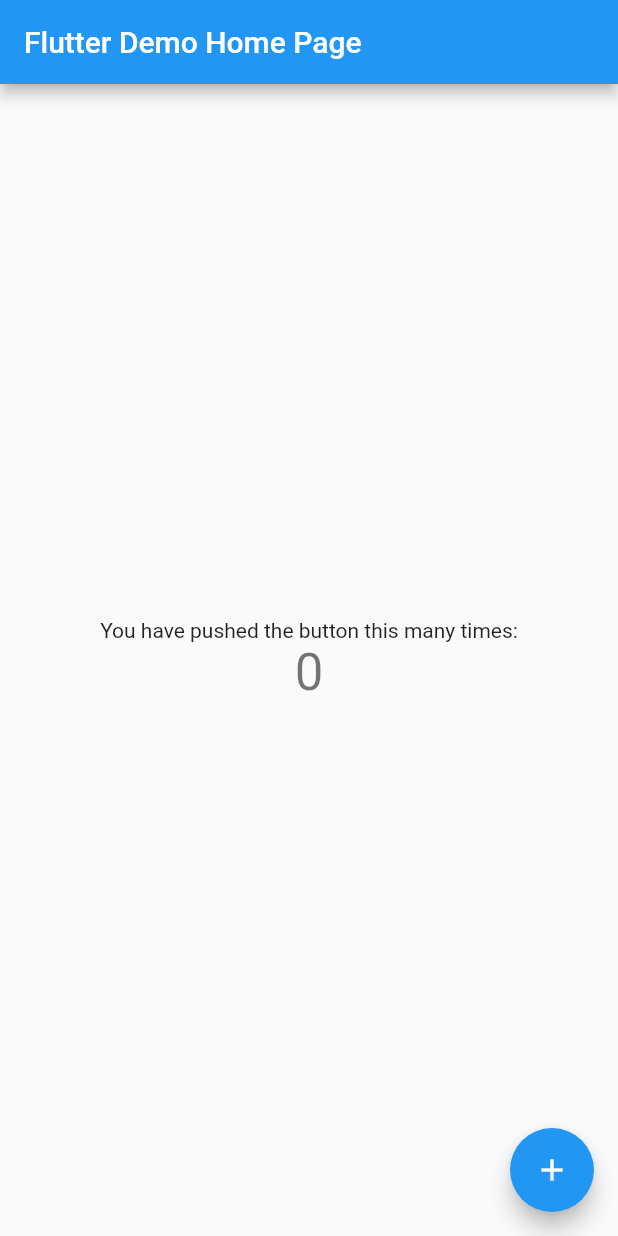
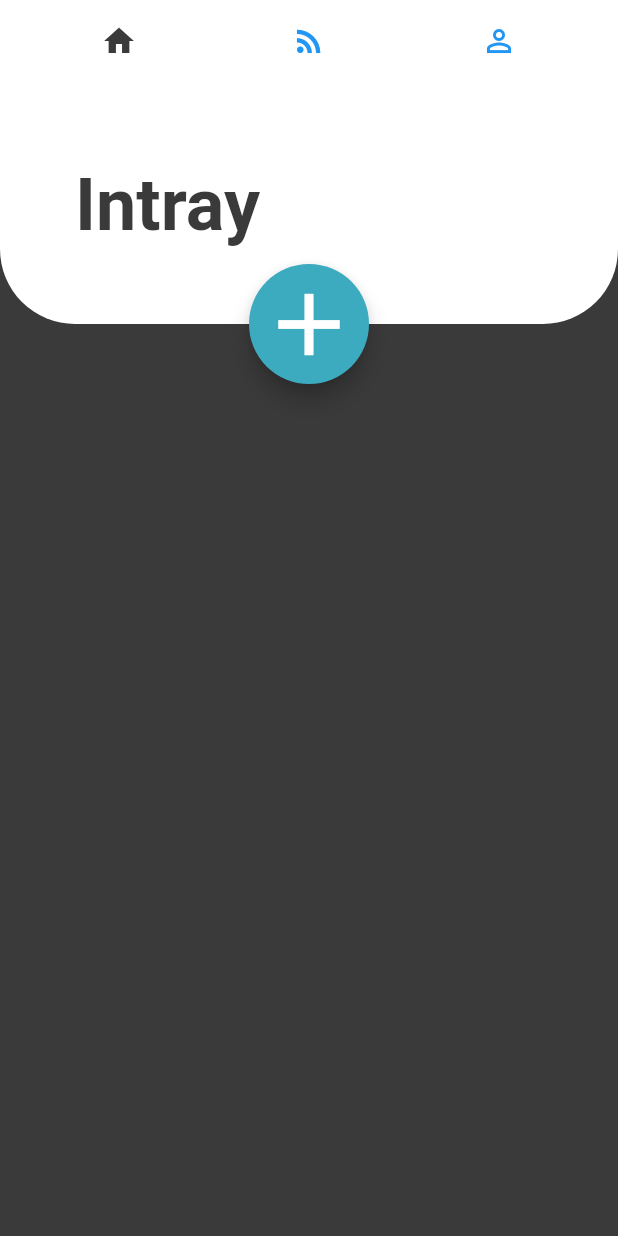
Before and after one commit to NoobDeveloper412/Productivity-App, a Flutter app: the screen it shows after launch, on a phone screen of 412 x 824 dp. Run offline on Flutter 3.47's test engine with Material 2 defaults, Android fonts, the phone set to English and light mode, and no system bars.

Commit message:
Added the intray for the app.

```diff
--- a/productivity_app/lib/main.dart
+++ b/productivity_app/lib/main.dart
@@ -1,30 +1,19 @@
+// ignore_for_file: prefer_const_constructors
+
 import 'package:flutter/material.dart';
+import 'package:productivity_app/models/global.dart';
 
-void main() {
-  runApp(const MyApp());
-}
+void main() => runApp(MyApp());
 
 class MyApp extends StatelessWidget {
-  const MyApp({Key? key}) : super(key: key);
-
-  // This widget is the root of your application.
   @override
   Widget build(BuildContext context) {
     return MaterialApp(
-      title: 'Flutter Demo',
+      title: 'Todo App',
       theme: ThemeData(
-        // This is the theme of your application.
-        //
-        // Try running your application with "flutter run". You'll see the
-        // application has a blue toolbar. Then, without quitting the app, try
-        // changing the primarySwatch below to Colors.green and then invoke
-        // "hot reload" (press "r" in the console where you ran "flutter run",
-        // or simply save your changes to "hot reload" in a Flutter IDE).
-        // Notice that the counter didn't reset back to zero; the application
-        // is not restarted.
         primarySwatch: Colors.blue,
       ),
-      home: const MyHomePage(title: 'Flutter Demo Home Page'),
+      home: MyHomePage(title: 'Todo app'),
     );
   }
 }
@@ -32,84 +21,99 @@ class MyApp extends StatelessWidget {
 class MyHomePage extends StatefulWidget {
   const MyHomePage({Key? key, required this.title}) : super(key: key);
 
-  // This widget is the home page of your application. It is stateful, meaning
-  // that it has a State object (defined below) that contains fields that affect
-  // how it looks.
-
-  // This class is the configuration for the state. It holds the values (in this
-  // case the title) provided by the parent (in this case the App widget) and
-  // used by the build method of the State. Fields in a Widget subclass are
-  // always marked "final".
-
   final String title;
 
   @override
-  State<MyHomePage> createState() => _MyHomePageState();
+  _MyHomePageState createState() => _MyHomePageState();
 }
 
 class _MyHomePageState extends State<MyHomePage> {
-  int _counter = 0;
-
-  void _incrementCounter() {
-    setState(() {
-      // This call to setState tells the Flutter framework that something has
-      // changed in this State, which causes it to rerun the build method below
-      // so that the display can reflect the updated values. If we changed
-      // _counter without calling setState(), then the build method would not be
-      // called again, and so nothing would appear to happen.
-      _counter++;
-    });
-  }
-
   @override
   Widget build(BuildContext context) {
-    // This method is rerun every time setState is called, for instance as done
-    // by the _incrementCounter method above.
-    //
-    // The Flutter framework has been optimized to make rerunning build methods
-    // fast, so that you can just rebuild anything that needs updating rather
-    // than having to individually change instances of widgets.
-    return Scaffold(
-      appBar: AppBar(
-        // Here we take the value from the MyHomePage object that was created by
-        // the App.build method, and use it to set our appbar title.
-        title: Text(widget.title),
-      ),
-      body: Center(
-        // Center is a layout widget. It takes a single child and positions it
-        // in the middle of the parent.
-        child: Column(
-          // Column is also a layout widget. It takes a list of children and
-          // arranges them vertically. By default, it sizes itself to fit its
-          // children horizontally, and tries to be as tall as its parent.
-          //
-          // Invoke "debug painting" (press "p" in the console, choose the
-          // "Toggle Debug Paint" action from the Flutter Inspector in Android
-          // Studio, or the "Toggle Debug Paint" command in Visual Studio Code)
-          // to see the wireframe for each widget.
-          //
-          // Column has various properties to control how it sizes itself and
-          // how it positions its children. Here we use mainAxisAlignment to
-          // center the children vertically; the main axis here is the vertical
-          // axis because Columns are vertical (the cross axis would be
-          // horizontal).
-          mainAxisAlignment: MainAxisAlignment.center,
-          children: <Widget>[
-            const Text(
-              'You have pushed the button this many times:',
+    return MaterialApp(
+      color: Colors.yellow,
+      home: SafeArea(
+        child: DefaultTabController(
+          length: 3,
+          child: Scaffold(
+            body: Stack(
+              children: <Widget>[
+                TabBarView(
+                  children: [
+                    Container(
+                      color: darkGreyColor,
+                    ),
+                    Container(
+                      color: Colors.orange,
+                    ),
+                    Container(
+                      color: Colors.lightGreen,
+                    ),
+                  ],
+                ),
+                Container(
+                  padding: EdgeInsets.only(left: 50),
+                  height: 160,
+                  decoration: BoxDecoration(
+                      borderRadius: BorderRadius.only(
+                        bottomLeft: Radius.circular(50),
+                        bottomRight: Radius.circular(50),
+                      ),
+                      color: Colors.white),
+                  child: Row(
+                    mainAxisAlignment: MainAxisAlignment.spaceBetween,
+                    children: <Widget>[
+                      Text(
+                        "Intray",
+                        style: intrayTitleStyle,
+                      ),
+                      Container()
+                    ],
+                  ),
+                ),
+                Container(
+                  height: 80,
+                  width: 80,
+                  margin: EdgeInsets.only(
+                      top: 120,
+                      left: MediaQuery.of(context).size.width * 0.5 - 40),
+                  child: FloatingActionButton(
+                    child: Icon(
+                      Icons.add,
+                      size: 70,
+                    ),
+                    backgroundColor: blueColor,
+                    onPressed: () {},
+                  ),
+                ),
+              ],
             ),
-            Text(
-              '$_counter',
-              style: Theme.of(context).textTheme.headline4,
+            appBar: AppBar(
+              elevation: 0,
+              title: TabBar(
+                tabs: [
+                  Tab(
+                    icon: Icon(Icons.home),
+                  ),
+                  Tab(
+                    icon: Icon(Icons.rss_feed),
+                  ),
+                  Tab(
+                    icon: Icon(Icons.perm_identity),
+                  ),
+                ],
+                labelColor: darkGreyColor,
+                unselectedLabelColor: Colors.blue,
+                indicatorSize: TabBarIndicatorSize.label,
+                indicatorPadding: EdgeInsets.all(5.0),
+                indicatorColor: Colors.transparent,
+              ),
+              backgroundColor: Colors.white,
             ),
-          ],
+            backgroundColor: Colors.white,
+          ),
         ),
       ),
-      floatingActionButton: FloatingActionButton(
-        onPressed: _incrementCounter,
-        tooltip: 'Increment',
-        child: const Icon(Icons.add),
-      ), // This trailing comma makes auto-formatting nicer for build methods.
     );
   }
 }
--- /dev/null
+++ b/productivity_app/lib/models/global.dart
@@ -0,0 +1,10 @@
+import 'package:flutter/material.dart';
+
+Color darkGreyColor = new Color(0xFF3A3A3A);
+Color blueColor = new Color(0xFF3CAABF);
+
+TextStyle intrayTitleStyle = TextStyle(
+    fontFamily: 'Roboto',
+    fontWeight: FontWeight.bold,
+    color: darkGreyColor,
+    fontSize: 48);
```
